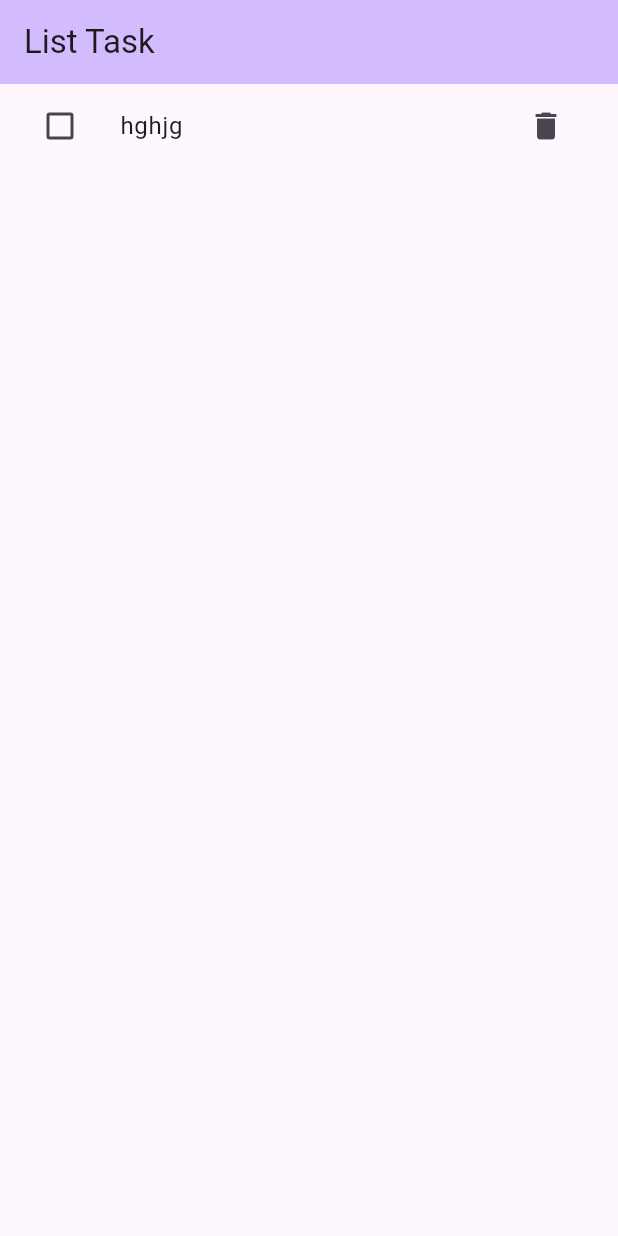
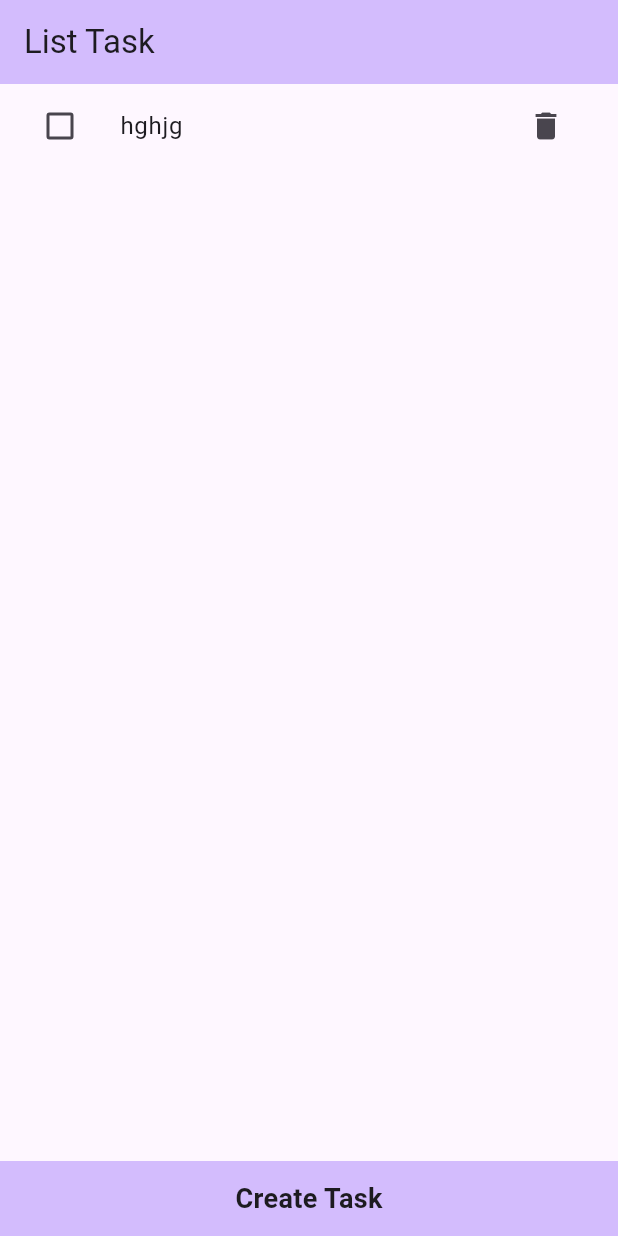
Before and after one commit to abhitheawesomecoder/task_manager, a Flutter app: the screen it shows after launch, on a phone screen of 412 x 824 dp. Run offline on Flutter 3.47's test engine with Material 2 defaults, Android fonts, the phone set to English and light mode, and no system bars.

Commit message:
create task screen linked to list task screen

```diff
--- a/lib/views/list_task.dart
+++ b/lib/views/list_task.dart
@@ -37,6 +37,19 @@ class _ListTask extends State<ListTask> {
                     },
                     icon: const Icon(Icons.delete)),
               )),
-        ));
+        ),
+        bottomNavigationBar: Container(
+            color: Theme.of(context).colorScheme.inversePrimary,
+            alignment: Alignment.center,
+            height: 50.0,
+            child: GestureDetector(
+                onTap: () => Navigator.pushNamed(context, '/create_task'),
+                child: const Text(
+                  'Create Task',
+                  style: TextStyle(
+                    fontSize: 18.0,
+                    fontWeight: FontWeight.bold,
+                  ),
+                ))));
   }
 }
```
